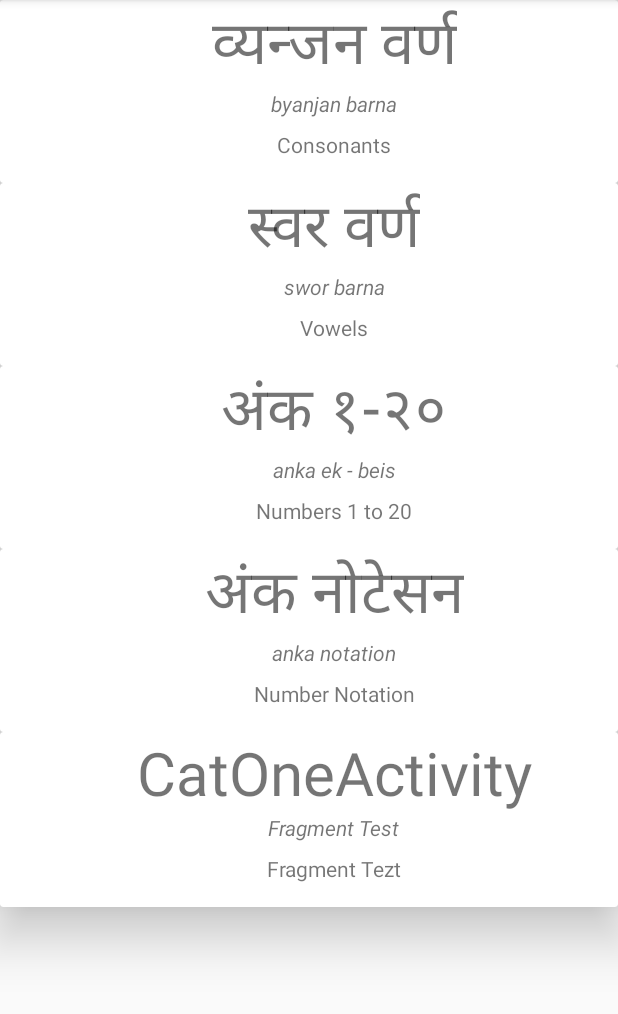
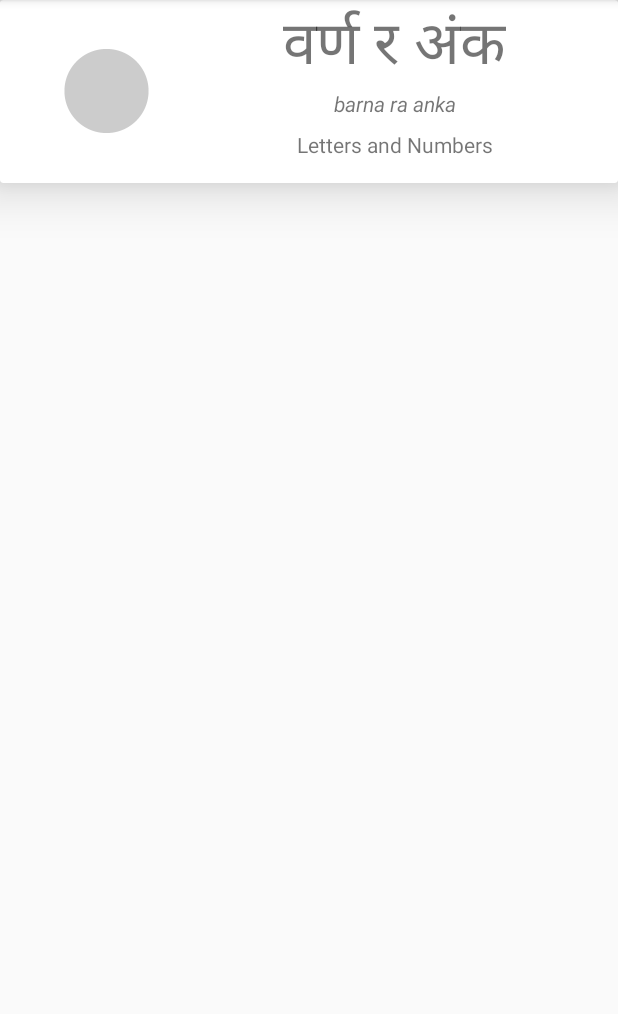
Before and after one commit to prashant-khatiwada/android_app-simple_list_app-recycleview_with_cardview-Nepali_Varnamaala, an Android app: the screen it shows after launch (MainActivity), on a phone screen of 412 x 824 dp, the part 84-1098 px from its top. Run offline under Robolectric (Android 15) with nearby library versions, the phone set to English and light mode, and no system bars.

Commit message:
- Fixed Fragments

```diff
--- a/app/build.gradle
+++ b/app/build.gradle
@@ -24,11 +24,12 @@ dependencies {
     androidTestCompile('com.android.support.test.espresso:espresso-core:2.2.2', {
         exclude group: 'com.android.support', module: 'support-annotations'
     })
+
     compile 'com.android.support:appcompat-v7:25.3.1'
     compile 'com.android.support.constraint:constraint-layout:1.0.2'
     compile 'com.android.support:cardview-v7:25.3.1'
     compile 'com.android.support:recyclerview-v7:25.3.1'
     compile 'com.android.support:design:25.3.1'
-
+    compile 'com.android.support:support-v4:25.3.1'
     testCompile 'junit:junit:4.12'
 }
--- a/app/src/main/AndroidManifest.xml
+++ b/app/src/main/AndroidManifest.xml
@@ -30,7 +30,7 @@
         <activity android:name=".CategoryOne.Notations"
             android:label="Numbers"/>
 
-        <activity android:name=".CatOneActivity"
+        <activity android:name=".CategoryOne.CatOneActivity"
             android:label="Vowels, Consonants and Numbers"/>
 
     </application>
--- a/app/src/main/java/com/momobites/prash/varnamaala/MainActivity.java
+++ b/app/src/main/java/com/momobites/prash/varnamaala/MainActivity.java
@@ -6,10 +6,7 @@ import android.support.v7.widget.LinearLayoutManager;
 import android.support.v7.widget.RecyclerView;
 import android.view.View;
 
-import com.momobites.prash.varnamaala.CategoryOne.Consonants;
-import com.momobites.prash.varnamaala.CategoryOne.Notations;
-import com.momobites.prash.varnamaala.CategoryOne.Numbers;
-import com.momobites.prash.varnamaala.CategoryOne.Vowels;
+import com.momobites.prash.varnamaala.CategoryOne.CatOneActivity;
 import com.momobites.prash.varnamaala.ModelAdapters.MenuAdapter;
 import com.momobites.prash.varnamaala.ModelAdapters.MenuModel;
 
@@ -29,7 +26,7 @@ public class MainActivity extends AppCompatActivity {
         setContentView(R.layout.activity_main);
 
         recyclerView = (RecyclerView) findViewById(R.id.recycleView);
-        adapter = new MenuAdapter(this, MenuData.getMenu());
+        adapter = new MenuAdapter(this, MenuData.getMenu(), R.color.colorAccent);
         recyclerView.setAdapter(adapter);
         recyclerView.setLayoutManager(new LinearLayoutManager(this)); // Vertical Orientation By Default
 
@@ -43,16 +40,21 @@ public class MainActivity extends AppCompatActivity {
             ArrayList<MenuModel> data = new ArrayList<>();
 
 
-            String[] DevConsonants = { "व्यन्जन वर्ण", "स्वर वर्ण", "अंक १-२०", "अंक नोटेसन", "CatOneActivity"
+            String[] DevConsonants = { "वर्ण र अंक"
             };
 
-            String[] NepaliConsonants = { "byanjan barna", "swor barna", "anka ek - beis", "anka notation", "Fragment Test"
+            String[] NepaliConsonants = { "barna ra anka"
             };
 
-            String[] EnglishConsonants = { "Consonants", "Vowels", "Numbers 1 to 20", "Number Notation", "Fragment Tezt"
+            String[] EnglishConsonants = { "Letters and Numbers"
             };
 
-            Class[] Class = { Consonants.class, Vowels.class, Numbers.class, Notations.class, CatOneActivity.class
+            Class[] Class = { CatOneActivity.class
+            };
+
+            int [] Image = {
+                    R.drawable.color_gray
+
             };
 
 
@@ -61,7 +63,8 @@ public class MainActivity extends AppCompatActivity {
                                 DevConsonants[i],
                                 NepaliConsonants[i],
                                 EnglishConsonants[i],
-                                Class[i]
+                                Class[i],
+                                Image[i]
 
                         )
                 );
--- a/app/src/main/java/com/momobites/prash/varnamaala/ModelAdapters/MenuAdapter.java
+++ b/app/src/main/java/com/momobites/prash/varnamaala/ModelAdapters/MenuAdapter.java
@@ -2,10 +2,13 @@ package com.momobites.prash.varnamaala.ModelAdapters;
 
 import android.content.Context;
 import android.content.Intent;
+import android.support.v4.app.ActivityCompat;
+import android.support.v4.content.ContextCompat;
 import android.support.v7.widget.RecyclerView;
 import android.view.LayoutInflater;
 import android.view.View;
 import android.view.ViewGroup;
+import android.widget.Toast;
 
 import com.momobites.prash.varnamaala.R;
 
@@ -17,6 +20,7 @@ import static android.media.CamcorderProfile.get;
 import static android.support.design.R.id.center;
 import static android.view.View.GONE;
 import static android.view.View.VISIBLE;
+import static com.momobites.prash.varnamaala.R.attr.colorPrimary;
 
 /**
  * Created by prash on 6/24/2017.
@@ -28,12 +32,16 @@ public class MenuAdapter extends RecyclerView.Adapter<ViewHolder> {
     private Context context;
     private LayoutInflater inflater;
 
+    /** Resource ID for the background color for this list of words */
+    private int mColorResourceId;
 
 
-    public MenuAdapter(Context context, ArrayList<MenuModel> data) {
+
+    public MenuAdapter(Context context, ArrayList<MenuModel> data, int colorResourceId) {
         this.context = context;
         this.list = data;
         inflater = LayoutInflater.from(context);
+        mColorResourceId = colorResourceId;
 
     }
 
@@ -63,9 +71,10 @@ public class MenuAdapter extends RecyclerView.Adapter<ViewHolder> {
         viewHolder.DevgnagariWord.setText(list.get(position).getDevnagariId());
         viewHolder.EnglishWord.setText(list.get(position).getmEnglishId());
 
+
+
         viewHolder.AdditionalDetail.setVisibility(GONE);
         viewHolder.Compounnds.setVisibility(GONE);
-        viewHolder.SecondaryImage.setVisibility(VISIBLE);
         viewHolder.PrimaryImage.setVisibility(GONE);
         viewHolder.btn_audio.setVisibility(GONE);
         viewHolder.btn_compounds.setVisibility(GONE);
@@ -73,15 +82,24 @@ public class MenuAdapter extends RecyclerView.Adapter<ViewHolder> {
         viewHolder.DevgnagariWord.setGravity(center);
 
 
+        // For Image
+        // Check if an image is provided for this menu or not
+        if (list.get(position).hasImage()) {
+            // If an image is available, display the provided image based on the resource ID
+            viewHolder.SecondaryImage.setImageResource(list.get(position).getImageResourceId());
+            // Make sure the view is visible
+            viewHolder.SecondaryImage.setVisibility(View.VISIBLE);
+        } else {
+            // Otherwise hide the ImageView (set visibility to GONE)
+            viewHolder.SecondaryImage.setVisibility(View.GONE);
+        }
 
         /*On Item Click View*/
         viewHolder.itemView.setOnClickListener(new View.OnClickListener() {
             @Override
             public void onClick(View v) {
 
-                Intent myIntent = new Intent(context,
-                        list.get(position).getmMenuClassId()
-                        );
+                Intent myIntent = new Intent(context, list.get(position).getmMenuClassId());
                 context.startActivity(myIntent);
 
             }
--- a/app/src/main/java/com/momobites/prash/varnamaala/ModelAdapters/ViewHolder.java
+++ b/app/src/main/java/com/momobites/prash/varnamaala/ModelAdapters/ViewHolder.java
@@ -27,6 +27,7 @@ public class ViewHolder extends RecyclerView.ViewHolder {
     LinearLayout AdditionalDetail;
     ConstraintLayout Constraint;
     HorizontalScrollView Compounnds;
+    View listContainer;
 
     /*Image*/
     ImageView PrimaryImage;
@@ -89,6 +90,9 @@ public class ViewHolder extends RecyclerView.ViewHolder {
         Compounnds = (HorizontalScrollView) itemView.findViewById(R.id.compounds);
         Constraint = (ConstraintLayout) itemView.findViewById(R.id.imageView_holder);
 
+        /*Container View*/
+        listContainer = itemView.findViewWithTag(R.id.container);
+
         /*Details*/
         Aspiration = (TextView) itemView.findViewById(R.id.aspiration);
         Name = (TextView) itemView.findViewById(R.id.name);
--- a/app/src/main/res/layout/row_layout.xml
+++ b/app/src/main/res/layout/row_layout.xml
@@ -12,6 +12,7 @@
     <LinearLayout
         android:layout_width="match_parent"
         android:layout_height="wrap_content"
+        android:id="@+id/container"
         android:orientation="vertical">
 
 
@@ -74,8 +75,9 @@
             <!--Secondary Image - default view - hidden -->
             <ImageView
                 android:id="@+id/imageView_secondary"
-                android:layout_width="0dp"
+                android:layout_width="88dp"
                 android:layout_height="88dp"
+                android:layout_gravity="center"
                 android:layout_weight="2"
                 android:visibility="gone" />
 
--- a/app/src/main/res/values/colors.xml
+++ b/app/src/main/res/values/colors.xml
@@ -1,6 +1,6 @@
 <?xml version="1.0" encoding="utf-8"?>
 <resources>
-    <color name="colorPrimary">#3F51B5</color>
-    <color name="colorPrimaryDark">#303F9F</color>
-    <color name="colorAccent">#FF4081</color>
+    <color name="colorPrimary">#F44336</color>
+    <color name="colorPrimaryDark">#D32F2F</color>
+    <color name="colorAccent">#03A9F4</color>
 </resources>
--- a/app/src/main/res/values/strings.xml
+++ b/app/src/main/res/values/strings.xml
@@ -1,3 +1,6 @@
 <resources>
     <string name="app_name">Varnamaala</string>
+
+    <!-- TODO: Remove or change this placeholder text -->
+    <string name="hello_blank_fragment">Hello blank fragment</string>
 </resources>
--- a/app/src/main/res/values/styles.xml
+++ b/app/src/main/res/values/styles.xml
@@ -11,7 +11,7 @@
 
 
     <!-- Style for a tab that displays a category name -->
-    <style name="CategoryTab" parent="Widget.Design.TabLayout">
+    <style name="CategoryTab">
         <item name="tabIndicatorColor">@android:color/white</item>
         <item name="tabSelectedTextColor">@android:color/white</item>
         <item name="tabTextAppearance">@style/CategoryTabTextAppearance</item>
```
Also changed, not shown: app/src/main/java/com/momobites/prash/varnamaala/CatOneFragmentOne.java (deleted, +0 -63 lines), app/src/main/java/com/momobites/prash/varnamaala/CategoryOne/CatOneActivity.java (renamed from app/src/main/java/com/momobites/prash/varnamaala/CatOneActivity.java, +13 -5 lines), app/src/main/java/com/momobites/prash/varnamaala/CategoryOne/Consonants.java (+31 -15 lines), app/src/main/java/com/momobites/prash/varnamaala/CategoryOne/Notations.java (+32 -12 lines), app/src/main/java/com/momobites/prash/varnamaala/CategoryOne/Numbers.java (+32 -12 lines), app/src/main/java/com/momobites/prash/varnamaala/CategoryOne/Vowels.java (+32 -12 lines), app/src/main/java/com/momobites/prash/varnamaala/Data/DataLetters.java (+11 -11 lines), app/src/main/java/com/momobites/prash/varnamaala/ModelAdapters/AudioPlayback.java (added, +55 -0 lines), app/src/main/java/com/momobites/prash/varnamaala/ModelAdapters/ConsonantAdapter.java (+9 -46 lines), app/src/main/java/com/momobites/prash/varnamaala/ModelAdapters/LetterWordAdapter.java (+4 -39 lines).
